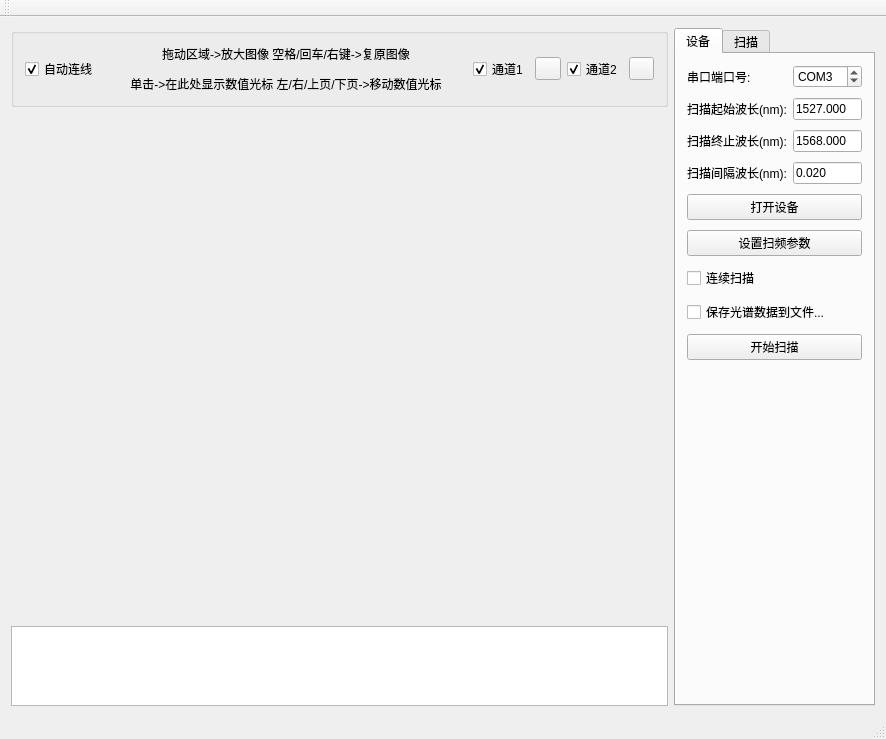
This is FBGsensor/fbgsensor.ui in gao5254/FBGsensor as Qt 5 draws it before an edit. The edited form follows.
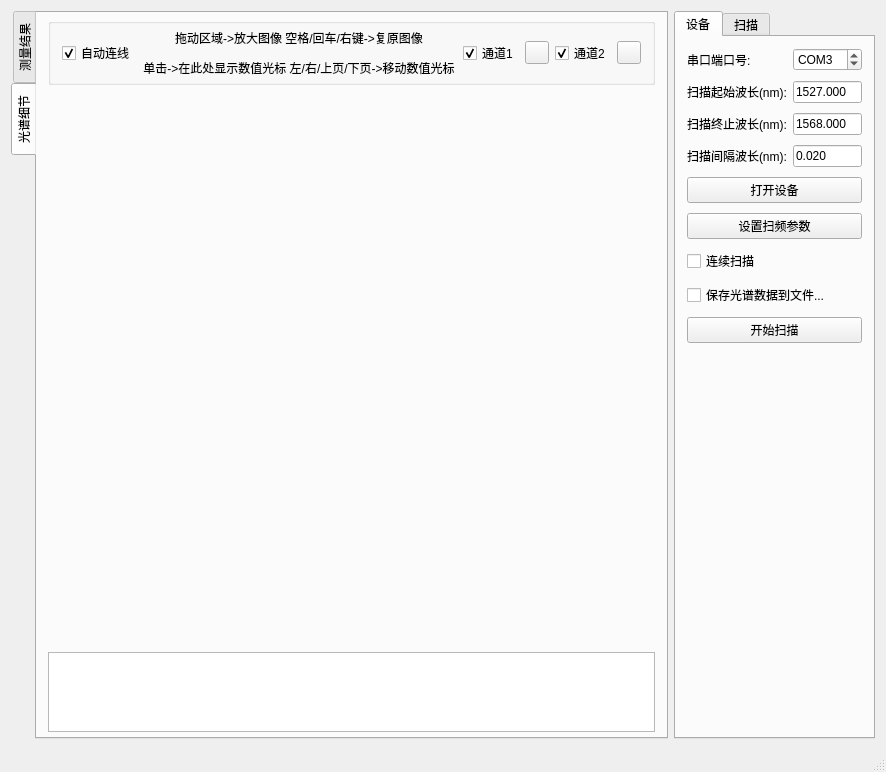
This is the edited form. Custom widgets are drawn as their Qt base class.

Diff of the .ui file:
```diff
--- a/FBGsensor/fbgsensor.ui
+++ b/FBGsensor/fbgsensor.ui
@@ -7,22 +7,74 @@
     <x>0</x>
     <y>0</y>
     <width>886</width>
-    <height>739</height>
+    <height>772</height>
    </rect>
   </property>
   <property name="windowTitle">
    <string>FBGsensor</string>
   </property>
   <widget class="QWidget" name="centralWidget">
-   <layout class="QHBoxLayout" name="horizontalLayout_2" stretch="8,2">
+   <layout class="QHBoxLayout" name="horizontalLayout_2" stretch="0,2">
     <item>
+     <widget class="QTabWidget" name="tabWidget_2">
+      <property name="tabPosition">
+       <enum>QTabWidget::West</enum>
+      </property>
+      <property name="currentIndex">
+       <number>1</number>
+      </property>
+      <widget class="QWidget" name="measureTab">
+       <attribute name="title">
+        <string>测量结果</string>
+       </attribute>
+       <layout class="QVBoxLayout" name="verticalLayout_3">
+        <item>
+         <widget class="sensorInfoWidget" name="ssInfoWidget" native="true"/>
+        </item>
+        <item>
+         <spacer name="verticalSpacer_2">
+          <property name="orientation">
+           <enum>Qt::Vertical</enum>
+          </property>
+          <property name="sizeHint" stdset="0">
+           <size>
+            <width>20</width>
+            <height>634</height>
+           </size>
+          </property>
+         </spacer>
+        </item>
+       </layout>
+      </widget>
+      <widget class="QWidget" name="detailTab">
+       <attribute name="title">
+        <string>光谱细节</string>
+       </attribute>
      <layout class="QVBoxLayout" name="verticalLayout_2" stretch="1,8,1">
+        <property name="topMargin">
+         <number>5</number>
+        </property>
+        <property name="bottomMargin">
+         <number>5</number>
+        </property>
       <item>
        <widget class="QGroupBox" name="groupBox">
+          <property name="sizePolicy">
+           <sizepolicy hsizetype="Preferred" vsizetype="Maximum">
+            <horstretch>0</horstretch>
+            <verstretch>0</verstretch>
+           </sizepolicy>
+          </property>
         <property name="title">
          <string/>
         </property>
         <layout class="QHBoxLayout" name="horizontalLayout" stretch="1,1,6,1,1,1,1,1">
+           <property name="topMargin">
+            <number>5</number>
+           </property>
+           <property name="bottomMargin">
+            <number>5</number>
+           </property>
          <item>
           <widget class="QCheckBox" name="autoAttachCheck">
            <property name="sizePolicy">
@@ -54,6 +106,12 @@
          </item>
          <item>
           <widget class="QLabel" name="label_5">
+             <property name="sizePolicy">
+              <sizepolicy hsizetype="Preferred" vsizetype="Maximum">
+               <horstretch>0</horstretch>
+               <verstretch>0</verstretch>
+              </sizepolicy>
+             </property>
            <property name="text">
             <string>&lt;html&gt;&lt;head/&gt;&lt;body&gt;&lt;p&gt;拖动区域-&amp;gt;放大图像 空格/回车/右键-&amp;gt;复原图像&lt;/p&gt;&lt;p&gt;单击-&amp;gt;在此处显示数值光标 左/右/上页/下页-&amp;gt;移动数值光标&lt;/p&gt;&lt;/body&gt;&lt;/html&gt;</string>
            </property>
@@ -175,6 +233,8 @@
        </widget>
       </item>
      </layout>
+      </widget>
+     </widget>
     </item>
     <item>
      <widget class="QTabWidget" name="tabWidget">
@@ -338,24 +398,6 @@
     </item>
    </layout>
   </widget>
-  <widget class="QMenuBar" name="menuBar">
-   <property name="geometry">
-    <rect>
-     <x>0</x>
-     <y>0</y>
-     <width>886</width>
-     <height>23</height>
-    </rect>
-   </property>
-  </widget>
-  <widget class="QToolBar" name="mainToolBar">
-   <attribute name="toolBarArea">
-    <enum>TopToolBarArea</enum>
-   </attribute>
-   <attribute name="toolBarBreak">
-    <bool>false</bool>
-   </attribute>
-  </widget>
   <widget class="QStatusBar" name="statusBar"/>
   <action name="openDeviceAct">
    <property name="text">
@@ -370,6 +412,12 @@
    <extends>QLabel</extends>
    <header>displaylabel.h</header>
   </customwidget>
+  <customwidget>
+   <class>sensorInfoWidget</class>
+   <extends>QWidget</extends>
+   <header>sensorinfowidget.h</header>
+   <container>1</container>
+  </customwidget>
  </customwidgets>
  <resources>
   <include location="fbgsensor.qrc"/>
```
Lines whose indentation alone changed are shown as unchanged.
